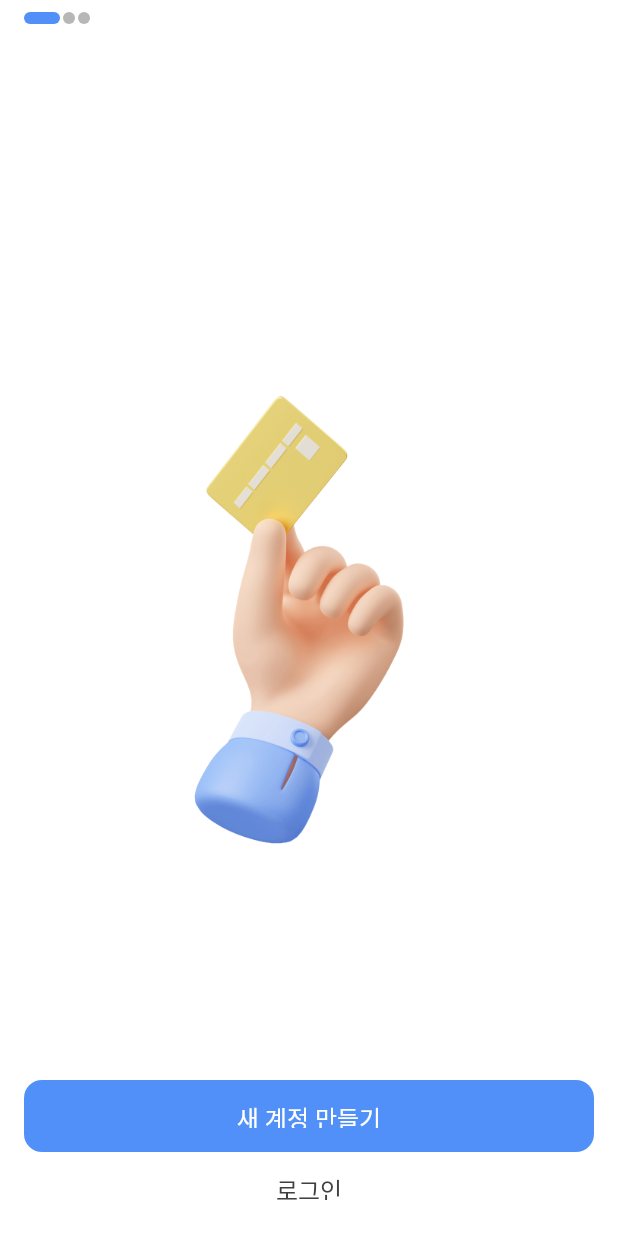
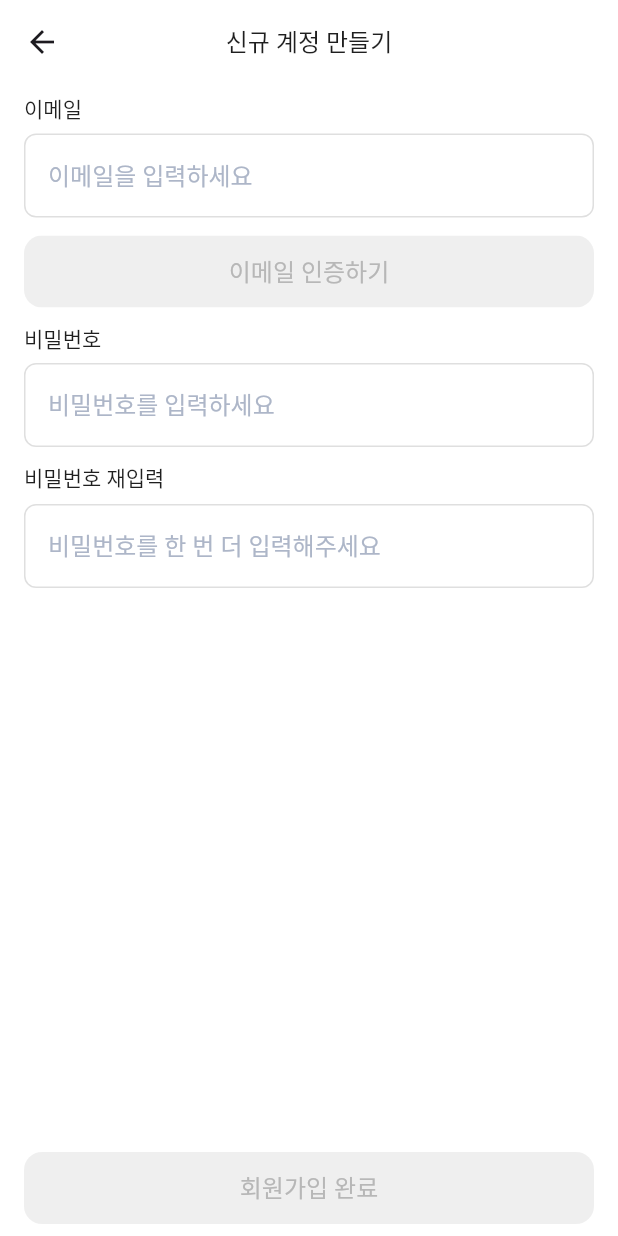
Before and after one commit to KoreanTuna/Payment-Demo, a Flutter app: the screen it shows after launch, after a tap on "새 계정 만들기", on a phone screen of 412 x 824 dp. Run offline on Flutter 3.47's test engine with Material 3 defaults, Android fonts, the light colour scheme and no system bars; our stand-ins replace animate_do, dio, flutter_hooks, flutter_svg, get_it, go_router and 5 more; Roboto replaces fonts that are missing (Pretendard).

Commit message:
회원가입 기본 UI 레이아웃 제작

```diff
--- /dev/null
+++ b/lib/common/widget/custom_appbar.dart
@@ -0,0 +1,32 @@
+import 'package:flutter/material.dart';
+import 'package:payment_demo/core/theme/text_style.dart';
+
+class CustomAppbar extends StatelessWidget implements PreferredSizeWidget {
+  const CustomAppbar({
+    super.key,
+    required this.title,
+    this.leading,
+  });
+
+  final String title;
+  final Widget? leading;
+
+  @override
+  Widget build(BuildContext context) {
+    return AppBar(
+      centerTitle: true,
+      backgroundColor: Colors.transparent,
+      surfaceTintColor: Colors.transparent,
+
+      leading: leading,
+
+      title: Text(
+        title,
+        style: const TextStyle().body1,
+      ),
+    );
+  }
+
+  @override
+  Size get preferredSize => const Size.fromHeight(56);
+}
--- a/lib/common/widget/custom_button.dart
+++ b/lib/common/widget/custom_button.dart
@@ -31,7 +31,7 @@ class CustomButton extends StatelessWidget {
       child: Container(
         decoration: BoxDecoration(
           color: applyBackgroundColor
-              ? (isEnabled ? ColorStyle.primary500 : Colors.grey)
+              ? (isEnabled ? ColorStyle.primary500 : ColorStyle.gray200)
               : Colors.transparent,
           border: applyBorderColor
               ? Border.all(color: ColorStyle.primary500)
@@ -40,15 +40,11 @@ class CustomButton extends StatelessWidget {
         child: Material(
           color: Colors.transparent,
           child: InkWell(
-            onTap: () {},
+            onTap: isEnabled && !isLoading ? onPressed : null,
             child: Align(
               child: Container(
                 height: 48,
                 width: width,
-                padding: const EdgeInsets.symmetric(
-                  vertical: 16,
-                  horizontal: 24,
-                ),
                 decoration: BoxDecoration(
                   borderRadius: BorderRadius.circular(12),
                 ),
@@ -67,7 +63,7 @@ class CustomButton extends StatelessWidget {
                                 (applyBackgroundColor
                                     ? (isEnabled
                                           ? Colors.white
-                                          : ColorStyle.gray700)
+                                          : ColorStyle.gray400)
                                     : ColorStyle.gray700),
                           ),
                         ),
--- /dev/null
+++ b/lib/common/widget/custom_text_field.dart
@@ -0,0 +1,52 @@
+import 'package:flutter/material.dart';
+import 'package:flutter_hooks/flutter_hooks.dart';
+import 'package:hooks_riverpod/hooks_riverpod.dart';
+import 'package:payment_demo/core/theme/color_style.dart';
+import 'package:payment_demo/core/theme/text_style.dart';
+
+class CustomTextField extends HookConsumerWidget {
+  const CustomTextField({
+    super.key,
+    this.onChanged,
+    this.hintText,
+    this.isObscureText = false,
+  });
+
+  final void Function(String)? onChanged;
+  final String? hintText;
+  final bool isObscureText;
+
+  @override
+  Widget build(BuildContext context, WidgetRef ref) {
+    final TextEditingController controller = useTextEditingController();
+    final FocusNode focusNode = useFocusNode();
+
+    return TextField(
+      controller: controller,
+      focusNode: focusNode,
+      obscureText: isObscureText,
+      style: const TextStyle().body1,
+
+      decoration: InputDecoration(
+        hintText: hintText,
+        hintStyle: const TextStyle().body1.copyWith(
+          color: ColorStyle.coolGray300,
+        ),
+
+        focusedBorder: const OutlineInputBorder(
+          borderRadius: BorderRadius.all(Radius.circular(8.0)),
+          borderSide: BorderSide(color: ColorStyle.coolGray500),
+        ),
+        enabledBorder: const OutlineInputBorder(
+          borderRadius: BorderRadius.all(Radius.circular(8.0)),
+          borderSide: BorderSide(color: ColorStyle.gray300),
+        ),
+      ),
+      cursorColor: ColorStyle.primary500,
+
+      onChanged: (value) {
+        onChanged?.call(value);
+      },
+    );
+  }
+}
--- /dev/null
+++ b/lib/core/extension/context_extension.dart
@@ -0,0 +1,7 @@
+import 'package:flutter/material.dart';
+
+extension BuildContextExtension on BuildContext {
+  Size get screenSize {
+    return MediaQuery.sizeOf(this);
+  }
+}
--- a/lib/core/router/go_router.dart
+++ b/lib/core/router/go_router.dart
@@ -4,7 +4,8 @@ import 'package:injectable/injectable.dart';
 import 'package:payment_demo/core/router/route_path.dart';
 import 'package:payment_demo/core/router/router_observer.dart';
 import 'package:payment_demo/environment/getit.dart';
-import 'package:payment_demo/presentation/auth/entry/presentation/entry_screen.dart';
+import 'package:payment_demo/presentation/auth/presentation/entry_screen.dart';
+import 'package:payment_demo/presentation/auth/presentation/sign_up_screen.dart';
 import 'package:payment_demo/presentation/splash/splash.dart';
 
 final GlobalKey<NavigatorState> navigatorKey = GlobalKey<NavigatorState>();
@@ -63,6 +64,18 @@ abstract class GoRouterModule {
               state: state,
               child: const EntryScreen(),
             ),
+            routes: [
+              GoRoute(
+                path: RoutePath.signUp,
+                name: RoutePath.signUp,
+                builder: (context, state) => const SignUpScreen(),
+                pageBuilder: (context, state) => buildFadeTransitionPage(
+                  state: state,
+                  child: const SignUpScreen(),
+                ),
+                routes: [],
+              ),
+            ],
           ),
         ],
       ),
--- a/lib/core/router/route_path.dart
+++ b/lib/core/router/route_path.dart
@@ -2,4 +2,6 @@ abstract class RoutePath {
   static const String splash = 'splash';
   static const String home = 'home';
   static const String entry = 'entry';
+  static const String signUp = 'signup';
+  static const String signIn = 'signin';
 }
--- a/lib/core/theme/text_style.dart
+++ b/lib/core/theme/text_style.dart
@@ -65,6 +65,23 @@ extension EmotionBarnTextStyle on TextStyle {
     fontVariations: const <FontVariation>[FontVariation('wght', 700)],
   );
 
+  TextStyle get subTitle5 => copyWith(
+    fontSize: 16,
+    fontFamily: pretendardFontFamily,
+    height: 1.2,
+    letterSpacing: 0,
+    color: ColorStyle.gray850,
+    fontVariations: const <FontVariation>[FontVariation('wght', 600)],
+  );
+  TextStyle get subTitle6 => copyWith(
+    fontSize: 14,
+    fontFamily: pretendardFontFamily,
+    height: 1.2,
+    letterSpacing: 0,
+    color: ColorStyle.gray850,
+    fontVariations: const <FontVariation>[FontVariation('wght', 600)],
+  );
+
   TextStyle get body1 => copyWith(
     fontSize: 16,
     fontFamily: pretendardFontFamily,
--- a/lib/main.dart
+++ b/lib/main.dart
@@ -21,6 +21,7 @@ class MainApp extends StatelessWidget {
   @override
   Widget build(BuildContext context) {
     return MaterialApp.router(
+      debugShowCheckedModeBanner: false,
       routerConfig: locator<GoRouter>(),
     );
   }
--- a/lib/presentation/auth/entry/presentation/entry_screen.dart
+++ b/lib/presentation/auth/presentation/entry_screen.dart
@@ -1,5 +1,6 @@
 import 'package:flutter/material.dart';
 import 'package:flutter_hooks/flutter_hooks.dart';
+import 'package:go_router/go_router.dart';
 import 'package:hooks_riverpod/hooks_riverpod.dart';
 import 'package:payment_demo/common/widget/custom_button.dart';
 import 'package:payment_demo/common/widget/fade_in_out_text.dart';
@@ -7,7 +8,7 @@ import 'package:payment_demo/common/widget/base/base_screen.dart';
 import 'package:payment_demo/common/widget/image_widget.dart';
 import 'package:payment_demo/common/widget/step_progress_indicator.dart';
 import 'package:payment_demo/core/constant/png_image_path.dart';
-import 'package:payment_demo/core/util/logger.dart';
+import 'package:payment_demo/core/router/route_path.dart';
 
 class EntryScreen extends BaseScreen {
   const EntryScreen({super.key});
@@ -69,7 +70,7 @@ class EntryScreen extends BaseScreen {
         CustomButton(
           label: '새 계정 만들기',
           onPressed: () {
-            logger.i('시작하기 버튼 클릭');
+            context.goNamed(RoutePath.signUp);
           },
         ),
         CustomButton(
--- /dev/null
+++ b/lib/presentation/auth/presentation/sign_up_screen.dart
@@ -0,0 +1,96 @@
+import 'package:flutter/material.dart';
+import 'package:flutter_hooks/flutter_hooks.dart';
+import 'package:go_router/go_router.dart';
+import 'package:hooks_riverpod/hooks_riverpod.dart';
+import 'package:payment_demo/common/widget/base/base_screen.dart';
+import 'package:payment_demo/common/widget/custom_appbar.dart';
+import 'package:payment_demo/common/widget/custom_button.dart';
+import 'package:payment_demo/presentation/auth/presentation/widget/info_input_widget.dart';
+
+class SignUpScreen extends BaseScreen {
+  const SignUpScreen({super.key});
+
+  @override
+  bool get baseResizeToAvoidBottomInset => true;
+  @override
+  PreferredSizeWidget? renderAppBar(BuildContext context, WidgetRef ref) {
+    return CustomAppbar(
+      title: '신규 계정 만들기',
+      leading: IconButton(
+        icon: const Icon(Icons.arrow_back),
+        onPressed: context.pop,
+      ),
+    );
+  }
+
+  @override
+  Widget buildScreen(BuildContext context, WidgetRef ref) {
+    final ScrollController scrollController = useScrollController();
+
+    useEffect(
+      () {
+        /// 스크롤이 위로 움직일때 키보드 해제
+        scrollController.addListener(() {
+          if (scrollController.position.pixels <= 0) {
+            FocusScope.of(context).unfocus();
+          }
+        });
+
+        return null;
+      },
+      [],
+    );
+
+    return Column(
+      children: [
+        Expanded(
+          child: ListView(
+            controller: scrollController,
+            children: [
+              Column(
+                crossAxisAlignment: CrossAxisAlignment.start,
+                children: [
+                  InfoInputWidget(
+                    title: '이메일',
+                    hintText: '이메일을 입력하세요',
+                    onChanged: (value) {
+                      // 이메일 입력 처리
+                    },
+                  ),
+                  const SizedBox(height: 12),
+                  const CustomButton(
+                    label: '이메일 인증하기',
+                    isEnabled: false,
+                  ),
+                  const SizedBox(height: 12),
+
+                  InfoInputWidget(
+                    title: '비밀번호',
+                    hintText: '비밀번호를 입력하세요',
+                    onChanged: (value) {
+                      // 비밀번호 입력 처리
+                    },
+                    isObscureText: true,
+                  ),
+                  const SizedBox(height: 12),
+                  InfoInputWidget(
+                    title: '비밀번호 재입력',
+                    hintText: '비밀번호를 한 번 더 입력해주세요',
+                    onChanged: (value) {
+                      // 비밀번호 입력 처리
+                    },
+                    isObscureText: true,
+                  ),
+                ],
+              ),
+            ],
+          ),
+        ),
+        const CustomButton(
+          label: '회원가입 완료',
+          isEnabled: false,
+        ),
+      ],
+    );
+  }
+}
--- /dev/null
+++ b/lib/presentation/auth/presentation/widget/info_input_widget.dart
@@ -0,0 +1,37 @@
+import 'package:flutter/material.dart';
+import 'package:payment_demo/common/widget/custom_text_field.dart';
+import 'package:payment_demo/core/theme/text_style.dart';
+
+class InfoInputWidget extends StatelessWidget {
+  const InfoInputWidget({
+    super.key,
+    required this.title,
+    required this.hintText,
+    required this.onChanged,
+    this.isObscureText = false,
+  });
+
+  final String title;
+  final String hintText;
+  final void Function(String) onChanged;
+  final bool isObscureText;
+
+  @override
+  Widget build(BuildContext context) {
+    return Column(
+      crossAxisAlignment: CrossAxisAlignment.start,
+      children: [
+        Text(
+          title,
+          style: const TextStyle().subTitle6,
+        ),
+        const SizedBox(height: 8),
+        CustomTextField(
+          hintText: hintText,
+          onChanged: onChanged,
+          isObscureText: isObscureText,
+        ),
+      ],
+    );
+  }
+}
```
Also changed, not shown: lib/common/widget/fade_in_out_text.dart (+7 -0 lines).
